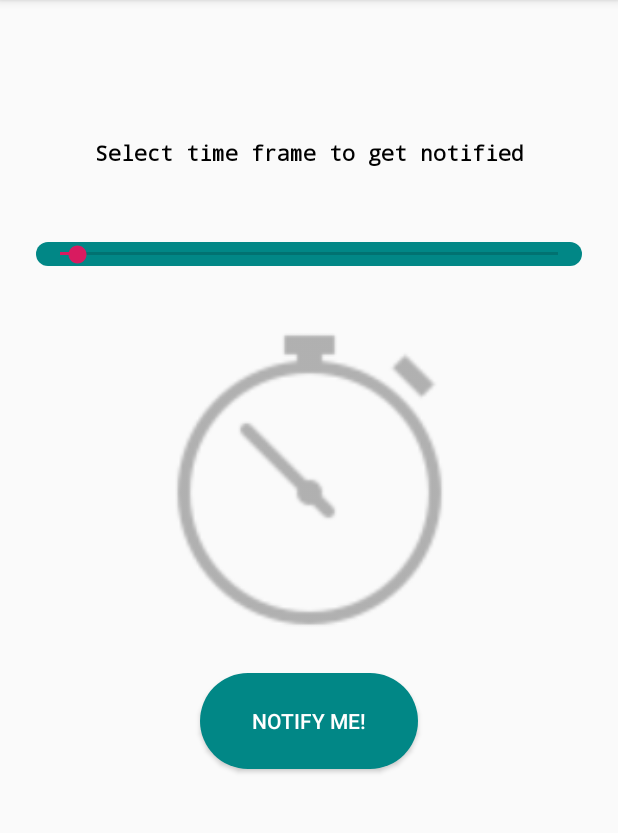
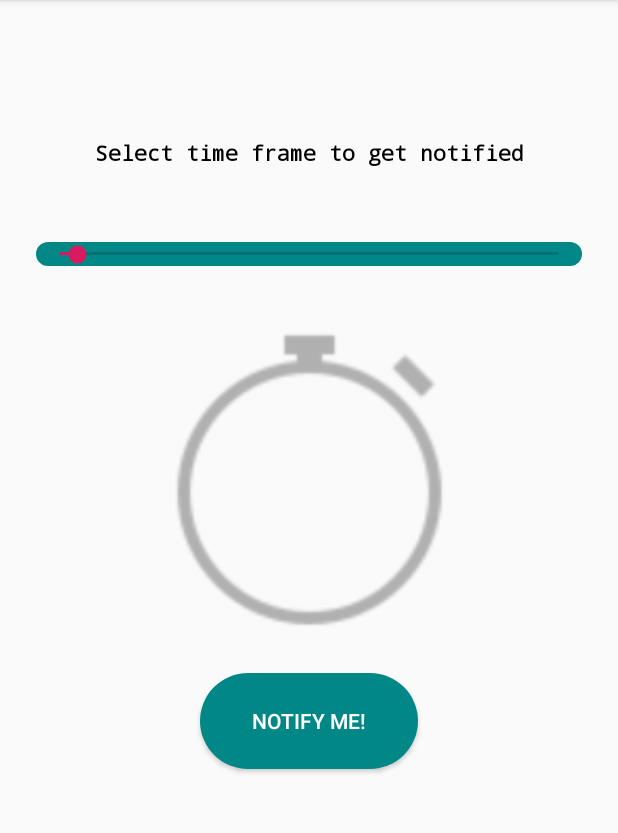
Before and after one commit to poorvimb/OVGOSmartParking, an Android app: the TimerActivity screen opened directly, with no data from a screen before it, on a phone screen of 412 x 824 dp, the part 84-917 px from its top. Run offline under Robolectric (Android 15) with nearby library versions, the phone set to English and light mode, and no system bars.

Commit message:
changed timer image to fit

```diff
--- a/app/src/main/res/layout/activity_timer.xml
+++ b/app/src/main/res/layout/activity_timer.xml
@@ -16,7 +16,7 @@
         app:layout_constraintHorizontal_bias="0.5"
         app:layout_constraintStart_toStartOf="parent"
         app:layout_constraintTop_toBottomOf="@+id/timerSeekBar"
-        app:srcCompat="@drawable/timerimage" />
+        app:srcCompat="@drawable/timer" />
 
     <SeekBar
         android:id="@+id/timerSeekBar"
@@ -48,8 +48,8 @@
 
     <TextView
         android:id="@+id/timerText"
-        android:layout_width="109dp"
-        android:layout_height="87dp"
+        android:layout_width="wrap_content"
+        android:layout_height="wrap_content"
         android:background="#FAFAFA"
         android:paddingTop="10dp"
         android:text="1:00"
```
Also changed, not shown: app/src/main/res/drawable/cargray.png (added), app/src/main/res/drawable/timer.png (added).
